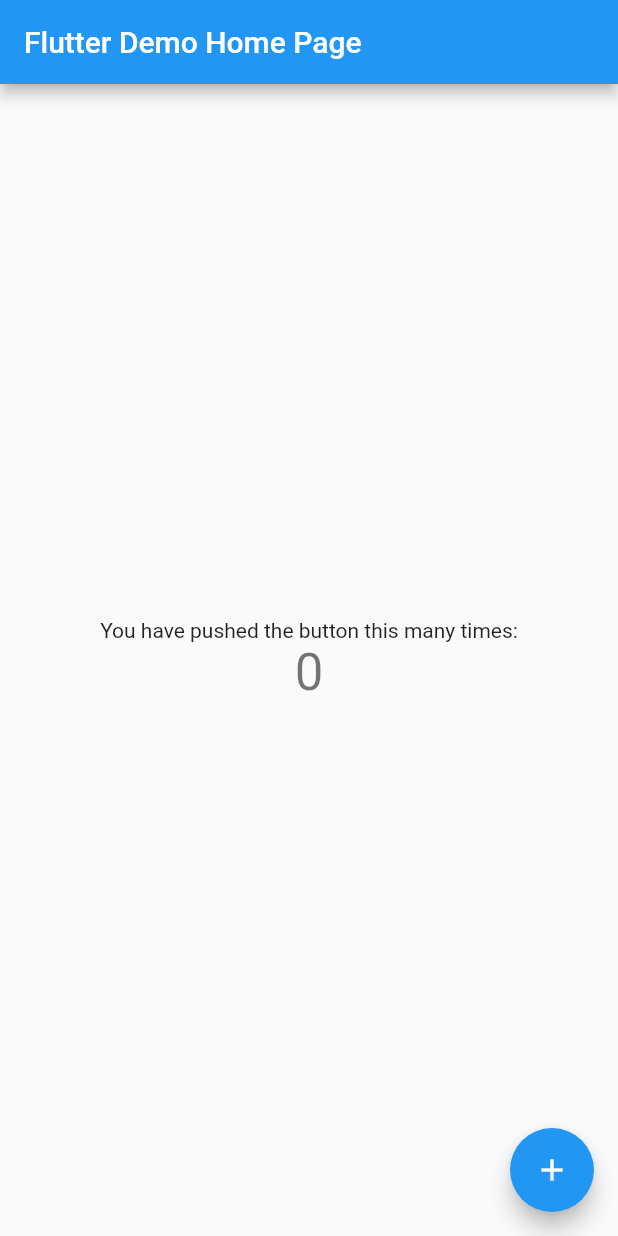
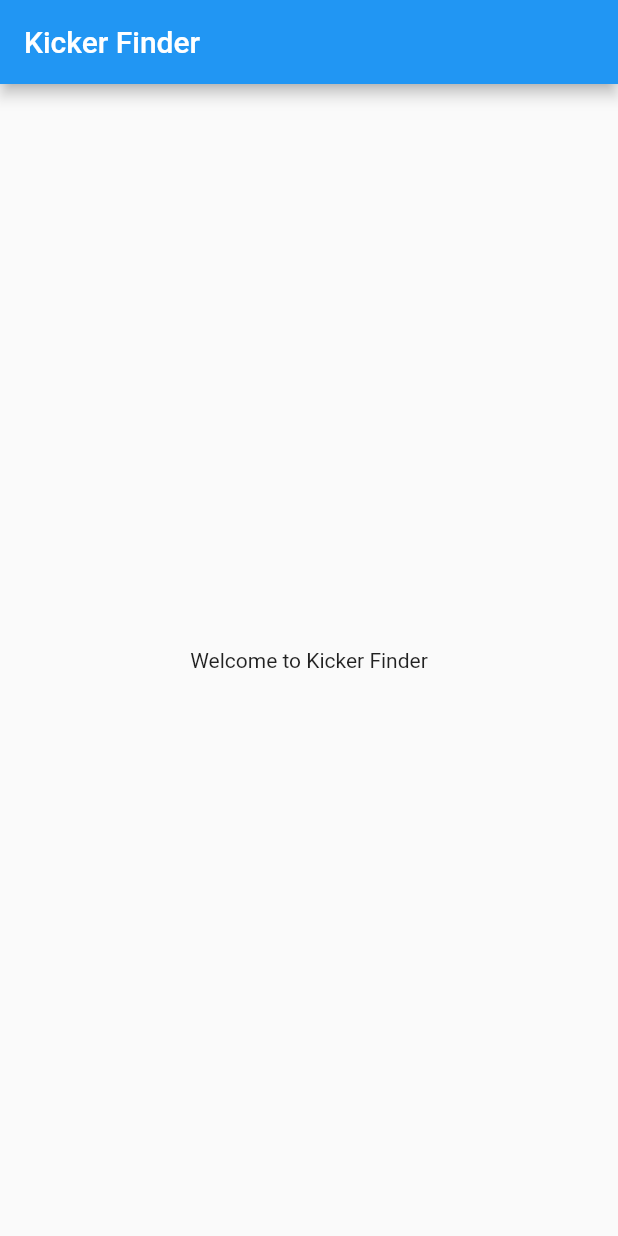
Before and after one commit to robinboehm/kicker-finder, a Flutter app: the screen it shows after launch, on a phone screen of 412 x 824 dp. Run offline on Flutter 3.47's test engine with Material 2 defaults, Android fonts, the phone set to English and light mode, and no system bars.

Commit message:
chore(main): cleanup generated main code

```diff
--- a/lib/main.dart
+++ b/lib/main.dart
@@ -3,109 +3,38 @@ import 'package:flutter/material.dart';
 void main() => runApp(MyApp());
 
 class MyApp extends StatelessWidget {
-  // This widget is the root of your application.
   @override
   Widget build(BuildContext context) {
     return MaterialApp(
-      title: 'Flutter Demo',
-      theme: ThemeData(
-        // This is the theme of your application.
-        //
-        // Try running your application with "flutter run". You'll see the
-        // application has a blue toolbar. Then, without quitting the app, try
-        // changing the primarySwatch below to Colors.green and then invoke
-        // "hot reload" (press "r" in the console where you ran "flutter run",
-        // or simply save your changes to "hot reload" in a Flutter IDE).
-        // Notice that the counter didn't reset back to zero; the application
-        // is not restarted.
-        primarySwatch: Colors.blue,
-      ),
-      home: MyHomePage(title: 'Flutter Demo Home Page'),
+      title: 'Kicker Finder',
+      initialRoute: '/',
+      routes: {
+        '/': (context) => MyHomePage(title: 'Kicker Finder')
+      },
     );
   }
 }
 
-class MyHomePage extends StatefulWidget {
+class MyHomePage extends StatelessWidget {
   MyHomePage({Key key, this.title}) : super(key: key);
-
-  // This widget is the home page of your application. It is stateful, meaning
-  // that it has a State object (defined below) that contains fields that affect
-  // how it looks.
-
-  // This class is the configuration for the state. It holds the values (in this
-  // case the title) provided by the parent (in this case the App widget) and
-  // used by the build method of the State. Fields in a Widget subclass are
-  // always marked "final".
-
   final String title;
 
   @override
-  _MyHomePageState createState() => _MyHomePageState();
-}
-
-class _MyHomePageState extends State<MyHomePage> {
-  int _counter = 0;
-
-  void _incrementCounter() {
-    setState(() {
-      // This call to setState tells the Flutter framework that something has
-      // changed in this State, which causes it to rerun the build method below
-      // so that the display can reflect the updated values. If we changed
-      // _counter without calling setState(), then the build method would not be
-      // called again, and so nothing would appear to happen.
-      _counter++;
-    });
-  }
-
-  @override
   Widget build(BuildContext context) {
-    // This method is rerun every time setState is called, for instance as done
-    // by the _incrementCounter method above.
-    //
-    // The Flutter framework has been optimized to make rerunning build methods
-    // fast, so that you can just rebuild anything that needs updating rather
-    // than having to individually change instances of widgets.
     return Scaffold(
       appBar: AppBar(
-        // Here we take the value from the MyHomePage object that was created by
-        // the App.build method, and use it to set our appbar title.
-        title: Text(widget.title),
+        title: Text(title),
       ),
       body: Center(
-        // Center is a layout widget. It takes a single child and positions it
-        // in the middle of the parent.
         child: Column(
-          // Column is also layout widget. It takes a list of children and
-          // arranges them vertically. By default, it sizes itself to fit its
-          // children horizontally, and tries to be as tall as its parent.
-          //
-          // Invoke "debug painting" (press "p" in the console, choose the
-          // "Toggle Debug Paint" action from the Flutter Inspector in Android
-          // Studio, or the "Toggle Debug Paint" command in Visual Studio Code)
-          // to see the wireframe for each widget.
-          //
-          // Column has various properties to control how it sizes itself and
-          // how it positions its children. Here we use mainAxisAlignment to
-          // center the children vertically; the main axis here is the vertical
-          // axis because Columns are vertical (the cross axis would be
-          // horizontal).
-          mainAxisAlignment: MainAxisAlignment.center,
+                    mainAxisAlignment: MainAxisAlignment.center,
           children: <Widget>[
             Text(
-              'You have pushed the button this many times:',
-            ),
-            Text(
-              '$_counter',
-              style: Theme.of(context).textTheme.display1,
+              'Welcome to Kicker Finder',
             ),
           ],
         ),
       ),
-      floatingActionButton: FloatingActionButton(
-        onPressed: _incrementCounter,
-        tooltip: 'Increment',
-        child: Icon(Icons.add),
-      ), // This trailing comma makes auto-formatting nicer for build methods.
     );
   }
 }
```
Also changed, not shown: 1 other file.
